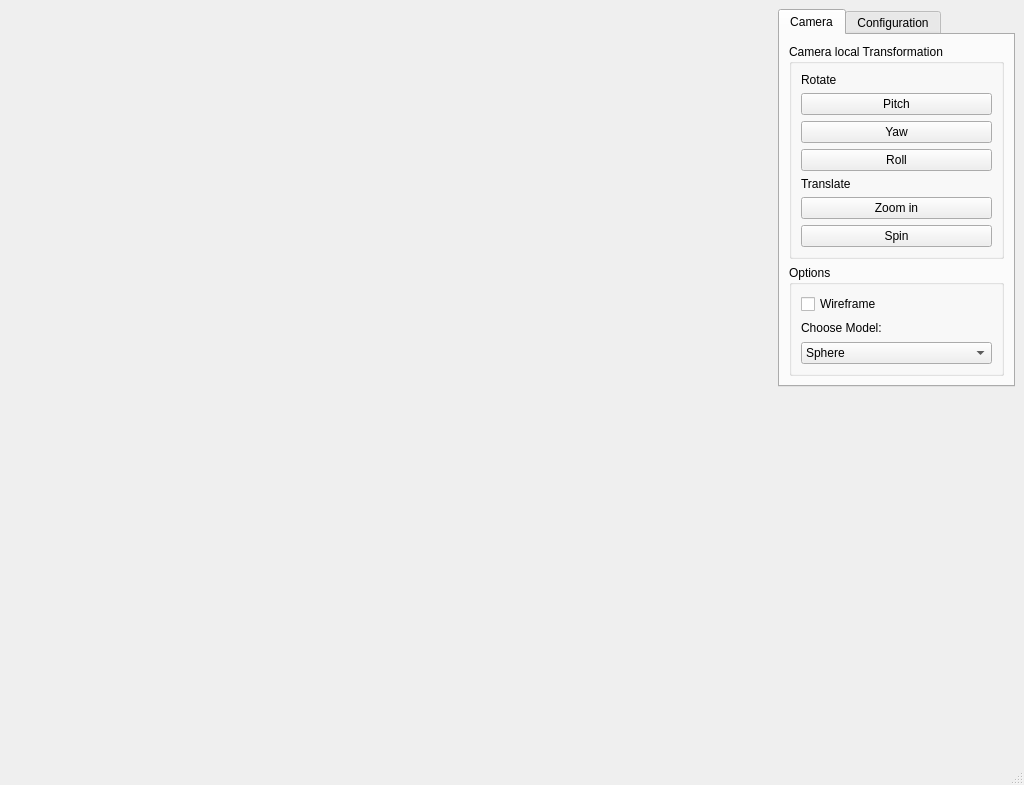
Old version of the form ui/mainwindow.ui in the repository sora-M31/QAnt.
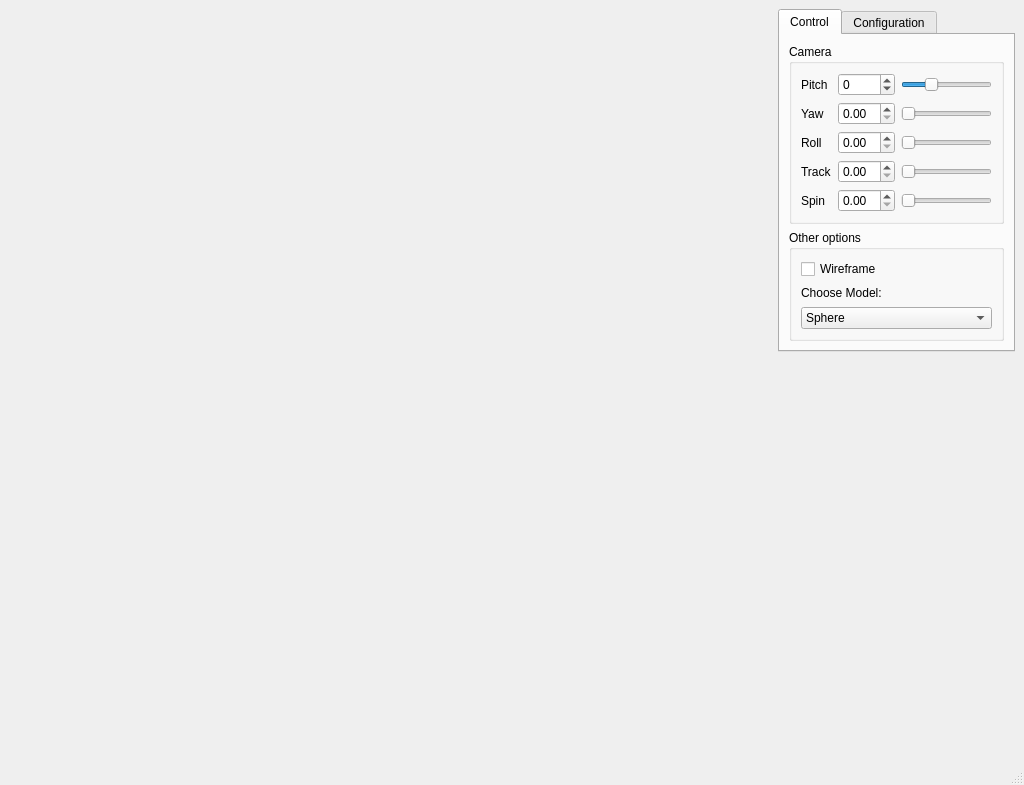
New version of the form.

Commit message:
Refactored Camera pitch, Delete object transformation ctrl
1.Use slider and spinbox to control parameter.
2.Removed object transformation control on ui.

```diff
--- a/ui/mainwindow.ui
+++ b/ui/mainwindow.ui
@@ -47,17 +47,26 @@
       </property>
       <widget class="QWidget" name="tab_13">
        <attribute name="title">
-        <string>Camera</string>
+        <string>Control</string>
        </attribute>
        <layout class="QGridLayout" name="gridLayout_4">
         <item row="1" column="0">
          <widget class="QGroupBox" name="s_optGB">
           <property name="title">
-           <string>Options</string>
+           <string>Other options</string>
           </property>
           <layout class="QGridLayout" name="gridLayout_2">
            <item row="3" column="0">
             <widget class="QComboBox" name="m_model">
+             <property name="currentIndex">
+              <number>0</number>
+             </property>
+             <property name="maxVisibleItems">
+              <number>10</number>
+             </property>
+             <property name="maxCount">
+              <number>10</number>
+             </property>
              <item>
               <property name="text">
                <string>Sphere</string>
@@ -95,55 +104,110 @@
         <item row="0" column="0">
          <widget class="QGroupBox" name="s_camTransGB">
           <property name="title">
-           <string>Camera local Transformation</string>
+           <string>Camera</string>
           </property>
           <layout class="QGridLayout" name="gridLayout_3">
-           <item row="6" column="0">
-            <widget class="QLabel" name="label_6">
-             <property name="text">
-              <string>Translate</string>
-             </property>
-            </widget>
-           </item>
-           <item row="2" column="0">
-            <widget class="QPushButton" name="m_pitch">
+           <item row="0" column="0">
+            <widget class="QLabel" name="label">
              <property name="text">
               <string>Pitch</string>
              </property>
             </widget>
            </item>
-           <item row="7" column="0">
-            <widget class="QPushButton" name="m_zoom">
-             <property name="text">
-              <string>Zoom in</string>
-             </property>
-            </widget>
-           </item>
-           <item row="8" column="0">
-            <widget class="QPushButton" name="m_spin">
-             <property name="text">
-              <string>Spin</string>
-             </property>
-            </widget>
-           </item>
-           <item row="4" column="0">
-            <widget class="QPushButton" name="m_roll">
-             <property name="text">
-              <string>Roll</string>
-             </property>
-            </widget>
-           </item>
-           <item row="3" column="0">
-            <widget class="QPushButton" name="m_yaw">
+           <item row="1" column="0">
+            <widget class="QLabel" name="label_2">
              <property name="text">
               <string>Yaw</string>
              </property>
             </widget>
            </item>
-           <item row="0" column="0">
+           <item row="2" column="0">
             <widget class="QLabel" name="label_5">
              <property name="text">
-              <string>Rotate</string>
+              <string>Roll</string>
+             </property>
+            </widget>
+           </item>
+           <item row="3" column="0">
+            <widget class="QLabel" name="label_6">
+             <property name="text">
+              <string>Track</string>
+             </property>
+            </widget>
+           </item>
+           <item row="4" column="0">
+            <widget class="QLabel" name="label_10">
+             <property name="text">
+              <string>Spin</string>
+             </property>
+            </widget>
+           </item>
+           <item row="1" column="2">
+            <widget class="QDoubleSpinBox" name="doubleSpinBox_6"/>
+           </item>
+           <item row="2" column="2">
+            <widget class="QDoubleSpinBox" name="doubleSpinBox_7"/>
+           </item>
+           <item row="3" column="2">
+            <widget class="QDoubleSpinBox" name="doubleSpinBox_8"/>
+           </item>
+           <item row="4" column="2">
+            <widget class="QDoubleSpinBox" name="doubleSpinBox_9"/>
+           </item>
+           <item row="1" column="3">
+            <widget class="QSlider" name="horizontalSlider_6">
+             <property name="orientation">
+              <enum>Qt::Horizontal</enum>
+             </property>
+            </widget>
+           </item>
+           <item row="2" column="3">
+            <widget class="QSlider" name="horizontalSlider_7">
+             <property name="orientation">
+              <enum>Qt::Horizontal</enum>
+             </property>
+            </widget>
+           </item>
+           <item row="3" column="3">
+            <widget class="QSlider" name="horizontalSlider_8">
+             <property name="orientation">
+              <enum>Qt::Horizontal</enum>
+             </property>
+            </widget>
+           </item>
+           <item row="4" column="3">
+            <widget class="QSlider" name="horizontalSlider_9">
+             <property name="orientation">
+              <enum>Qt::Horizontal</enum>
+             </property>
+            </widget>
+           </item>
+           <item row="0" column="3">
+            <widget class="QSlider" name="m_pitchSlider">
+             <property name="minimum">
+              <number>-10</number>
+             </property>
+             <property name="maximum">
+              <number>10</number>
+             </property>
+             <property name="singleStep">
+              <number>1</number>
+             </property>
+             <property name="sliderPosition">
+              <number>-4</number>
+             </property>
+             <property name="orientation">
+              <enum>Qt::Horizontal</enum>
+             </property>
+            </widget>
+           </item>
+           <item row="0" column="2">
+            <widget class="QSpinBox" name="m_pitchBox">
+             <property name="minimum">
+              <number>-10</number>
+             </property>
+             <property name="maximum">
+              <number>10</number>
              </property>
             </widget>
            </item>
```
The commit also changes 7 other files.
